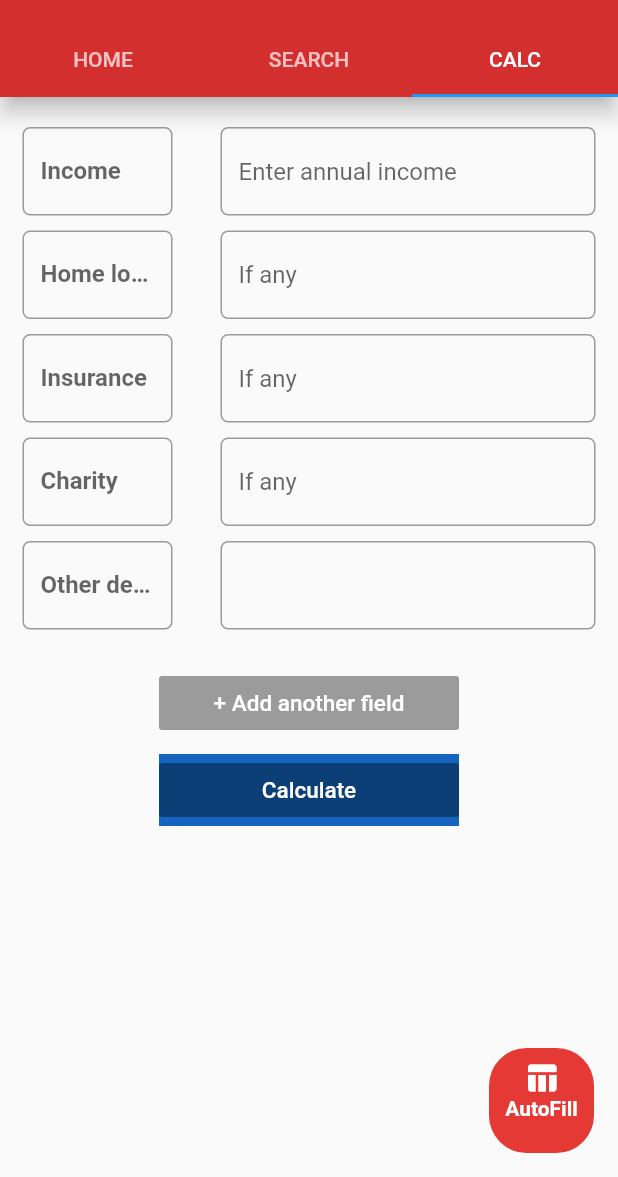
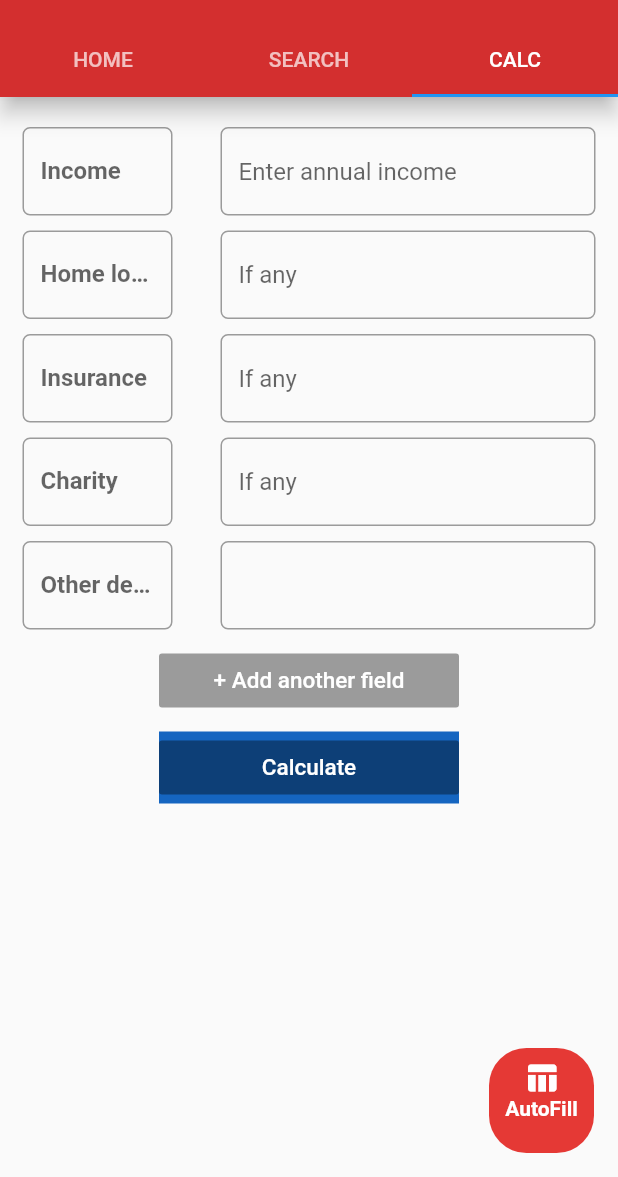
Before and after one commit to Rj777pain/inax_10, a Flutter app: the BodyScreen screen opened directly, tab 3 chosen, on a phone screen of 412 x 824 dp, the part 59-1236 px from its top. Run offline on Flutter 3.47's test engine with Material 2 defaults, Android fonts, the phone set to English and light mode, and no system bars.

Commit message:
float button edit

```diff
--- a/lib/screens/bodyscreen.dart
+++ b/lib/screens/bodyscreen.dart
@@ -35,27 +35,7 @@ class _BodyScreenState extends State<BodyScreen> {
                 HomeScreen(),SearchScreen(),CalcScreen()
               ],
             ),
-            floatingActionButton: GestureDetector(
 
-              child: Container(
-                height: 70.0,
-                width: 70.0,
-
-                decoration: BoxDecoration(
-                  borderRadius: BorderRadius.circular(25.0),
-                  color: Colors.red[600],
-                ),
-                child: Column(
-//                  mainAxisAlignment: MainAxisAlignment.spaceAround,
-                  children: [
-                    SizedBox(height: 8,),
-                    Icon(Icons.table_chart,color: Colors.white,),
-                    Text("AutoFill",style: TextStyle(color: Colors.white,fontWeight: FontWeight.bold),),
-                    SizedBox(height: 8,),
-                  ],
-                ),
-              ),
-            ),
           ),
 
 
--- a/lib/screens/calcscreen.dart
+++ b/lib/screens/calcscreen.dart
@@ -9,7 +9,29 @@ class CalcScreen extends StatefulWidget {
 class _CalcScreenState extends State<CalcScreen> {
   @override
   Widget build(BuildContext context) {
-    return Container(
+    return Scaffold(
+      floatingActionButton: GestureDetector(
+
+        child: Container(
+          height: 70.0,
+          width: 70.0,
+
+          decoration: BoxDecoration(
+            borderRadius: BorderRadius.circular(25.0),
+            color: Colors.red[600],
+          ),
+          child: Column(
+//                  mainAxisAlignment: MainAxisAlignment.spaceAround,
+            children: [
+              SizedBox(height: 8,),
+              Icon(Icons.table_chart,color: Colors.white,),
+              Text("AutoFill",style: TextStyle(color: Colors.white,fontWeight: FontWeight.bold),),
+              SizedBox(height: 8,),
+            ],
+          ),
+        ),
+      ),
+      body: Container(
         child: Padding(
           padding: const EdgeInsets.all(15.0),
           child: ListView(
@@ -19,7 +41,7 @@ class _CalcScreenState extends State<CalcScreen> {
               customTextField("Insurance", "If any"),
               customTextField("Charity", "If any"),
               customTextField("Other deductions", ""),
-            SizedBox(height: 20.0,),
+              SizedBox(height: 5.0,),
               Center(
                 child: Container(
 //                color: Colors.grey,
@@ -34,6 +56,7 @@ class _CalcScreenState extends State<CalcScreen> {
                   ),
                 ),
               ),
+
               SizedBox(height: 10.0,),
               Center(
                 child: Container(
@@ -52,6 +75,7 @@ class _CalcScreenState extends State<CalcScreen> {
             ],
           ),
         ),
+      ),
     );
   }
 
```
Lines whose indentation alone changed are shown as unchanged.
